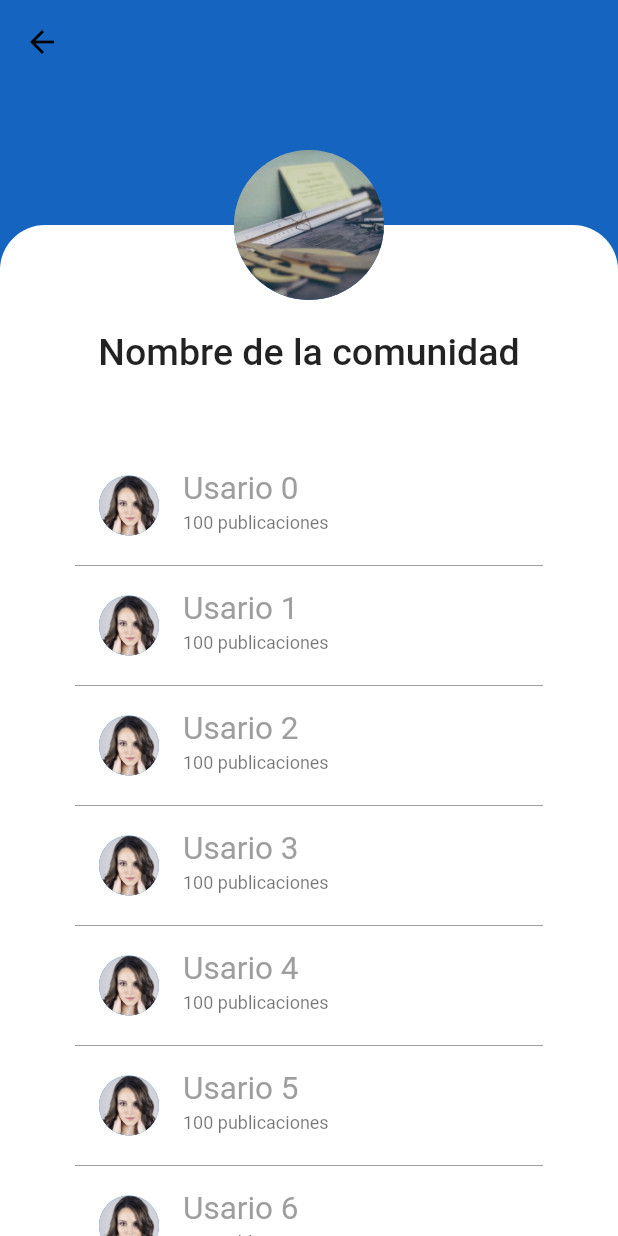
After one commit to yasield74/flutter-dev, a Flutter app: the CommunityMembersPage screen opened by its route, on a phone screen of 412 x 824 dp. The commit adds this screen. Run offline on Flutter 3.47's test engine with Material 2 defaults, Android fonts, the phone set to English and light mode, and no system bars; our stand-ins replace flutter_spinkit, intl_phone_field, shared_preferences, sqflite; accounts and stored records are empty; Roboto replaces fonts that are missing (Varela Round).

Commit message:
pagina community members implementada, organizacion vistas por carpeta, otros ajustes minimos en la app

```diff
--- /dev/null
+++ b/lib/src/pages/community/community_members_page.dart
@@ -0,0 +1,109 @@
+import 'package:flutter/material.dart';
+import 'package:patiprecios/src/constants/theme.dart';
+
+class CommunityMembersPage extends StatelessWidget {
+  const CommunityMembersPage({Key key}) : super(key: key);
+
+  @override
+  Widget build(BuildContext context) {
+    final size = MediaQuery.of(context).size;
+    return Scaffold(
+      extendBodyBehindAppBar: true,
+      backgroundColor: Colors.white,
+      appBar: AppBar(
+        backgroundColor: PatiColors.primaryDark,
+        elevation: 0,
+      ),
+      body: Stack(
+        children: [
+          background(context, size),
+          _content(context, size),
+          _avatar(context, size)
+        ],
+      ),
+    );
+  }
+
+  Widget background(BuildContext context, Size size) {
+    return Container(
+      width: size.width,
+      height: size.height,
+      color: PatiColors.primaryDark,
+    );
+  }
+
+  Widget _content(BuildContext context, Size size) {
+    return Positioned(
+        top: 150,
+        child: Container(
+          width: size.width,
+          height: size.height - 150,
+          decoration: BoxDecoration(
+              color: Colors.white,
+              borderRadius: BorderRadius.only(
+                  topLeft: Radius.circular(30.0),
+                  topRight: Radius.circular(30.0))),
+          child: Container(
+            padding: EdgeInsets.only(top: 70.0, left: 20.0, right: 20.0),
+            child: Column(
+              children: [
+                _communityTitle(),
+                _membersList(context),
+              ],
+            ),
+          ),
+        ));
+  }
+
+  Widget _avatar(BuildContext context, Size size) {
+    return Positioned(
+        top: 100,
+        left: size.width / 2 - 50,
+        child: CircleAvatar(
+          backgroundImage: AssetImage('assets/images/image_2.jpg'),
+          maxRadius: 50,
+        ));
+  }
+
+  Widget _communityTitle() {
+    return Column(
+      crossAxisAlignment: CrossAxisAlignment.center,
+      children: [
+        Text(
+          'Nombre de la comunidad',
+          style: TextStyle(fontSize: 25.0, fontWeight: FontWeight.w500),
+        ),
+      ],
+    );
+  }
+
+  Widget _membersList(BuildContext context) {
+    return Expanded(
+        child: Container(
+      padding: EdgeInsets.symmetric(horizontal: 30.0),
+      child: ListView.separated(
+          itemBuilder: (context, i) {
+            return ListTile(
+              dense: true,
+              leading: CircleAvatar(
+                backgroundImage: AssetImage('assets/images/photo_female_3.jpg'),
+              ),
+              title: Text(
+                'Usario $i',
+                style: Theme.of(context)
+                    .textTheme
+                    .headline4
+                    .copyWith(color: Colors.grey),
+              ),
+              subtitle: Text('100 publicaciones'),
+            );
+          },
+          separatorBuilder: (context, i) {
+            return Divider(
+              color: Colors.grey,
+            );
+          },
+          itemCount: 10),
+    ));
+  }
+}
--- a/lib/src/pages/home_page.dart
+++ b/lib/src/pages/home_page.dart
@@ -1,8 +1,8 @@
 import 'package:flutter/material.dart';
 
-import 'package:patiprecios/src/pages/communities_page.dart';
+import 'package:patiprecios/src/pages/community/communities_page.dart';
 import 'package:patiprecios/src/pages/location_page.dart';
-import 'package:patiprecios/src/pages/search_page.dart';
+import 'package:patiprecios/src/pages/search/search_page.dart';
 import 'package:patiprecios/src/pages/settings_page.dart';
 import 'package:patiprecios/src/providers/ui_provider.dart';
 import 'package:patiprecios/src/widget/bottom_navigation_widget.dart';
--- a/lib/src/pages/welcome_page.dart
+++ b/lib/src/pages/login/welcome_page.dart
@@ -1,6 +1,6 @@
 import 'package:flutter/material.dart';
 import 'package:patiprecios/src/constants/theme.dart';
-import 'package:patiprecios/src/pages/login_page.dart';
+import 'package:patiprecios/src/pages/login/login_page.dart';
 
 class WelcomePage extends StatelessWidget {
   const WelcomePage({Key key}) : super(key: key);
--- a/lib/src/pages/profile_page.dart
+++ b/lib/src/pages/profile/profile_page.dart
@@ -1,7 +1,7 @@
 import 'package:flutter/material.dart';
 import 'package:patiprecios/src/constants/theme.dart';
-import 'package:patiprecios/src/pages/user_publications_page.dart';
-import 'package:patiprecios/src/pages/user_purchases_page.dart';
+import 'package:patiprecios/src/pages/profile/user_publications_page.dart';
+import 'package:patiprecios/src/pages/profile/user_purchases_page.dart';
 import 'package:patiprecios/src/widget/bottom_navigation_widget.dart';
 
 class ProfilePage extends StatefulWidget {
--- a/lib/src/pages/advanced_search_page.dart
+++ b/lib/src/pages/search/advanced_search_page.dart
@@ -1,7 +1,7 @@
 import 'package:flutter/material.dart';
 import 'package:patiprecios/src/widget/input_widget.dart';
 
-import 'nearby_page.dart';
+import '../nearby_page.dart';
 
 class AdvancedSearchPage extends StatefulWidget {
   const AdvancedSearchPage({Key key}) : super(key: key);
--- a/lib/src/pages/splashscreen_page.dart
+++ b/lib/src/pages/splashscreen_page.dart
@@ -3,7 +3,7 @@ import 'dart:async';
 import 'package:flutter/material.dart';
 import 'package:flutter_spinkit/flutter_spinkit.dart';
 import 'package:patiprecios/src/pages/home_page.dart';
-import 'package:patiprecios/src/pages/welcome_page.dart';
+import 'package:patiprecios/src/pages/login/welcome_page.dart';
 
 class SplashScreenPage extends StatefulWidget {
   @override
--- a/lib/src/routes/routes.dart
+++ b/lib/src/routes/routes.dart
@@ -1,18 +1,19 @@
 import 'package:flutter/cupertino.dart';
-import 'package:patiprecios/src/pages/advanced_search_page.dart';
+import 'package:patiprecios/src/pages/search/advanced_search_page.dart';
 import 'package:patiprecios/src/pages/comments_page.dart';
-import 'package:patiprecios/src/pages/community_page.dart';
+import 'package:patiprecios/src/pages/community/community_members_page.dart';
+import 'package:patiprecios/src/pages/community/community_page.dart';
 import 'package:patiprecios/src/pages/home_page.dart';
-import 'package:patiprecios/src/pages/login_page.dart';
+import 'package:patiprecios/src/pages/login/login_page.dart';
 import 'package:patiprecios/src/pages/new_publication_page.dart';
-import 'package:patiprecios/src/pages/newaccount_page.dart';
-import 'package:patiprecios/src/pages/newacctount_pagetwo.dart';
-import 'package:patiprecios/src/pages/profile_page.dart';
+import 'package:patiprecios/src/pages/login/newaccount_page.dart';
+import 'package:patiprecios/src/pages/login/newacctount_pagetwo.dart';
+import 'package:patiprecios/src/pages/profile/profile_page.dart';
 
 import 'package:patiprecios/src/pages/publication_page.dart';
 import 'package:patiprecios/src/pages/splashscreen_page.dart';
-import 'package:patiprecios/src/pages/welcome_page.dart';
-import 'package:patiprecios/src/pages/new_community.dart';
+import 'package:patiprecios/src/pages/login/welcome_page.dart';
+import 'package:patiprecios/src/pages/community/new_community.dart';
 
 Map<String, WidgetBuilder> getApplicationRoutes() {
   return <String, WidgetBuilder>{
@@ -29,5 +30,6 @@ Map<String, WidgetBuilder> getApplicationRoutes() {
     'newcommunity': (BuildContext context) => NewCommunityPage(),
     'advancedsearch': (BuildContext context) => AdvancedSearchPage(),
     'comments': (BuildContext context) => CommentsPage(),
+    'communitymembers': (BuildContext context) => CommunityMembersPage(),
   };
 }
```
Also changed, not shown: lib/src/pages/community/communities_page.dart (renamed from lib/src/pages/communities_page.dart), lib/src/pages/community/community_page.dart (renamed from lib/src/pages/community_page.dart), lib/src/pages/community/new_community.dart (renamed from lib/src/pages/new_community.dart), lib/src/pages/login/login_page.dart (renamed from lib/src/pages/login_page.dart), lib/src/pages/login/newaccount_page.dart (renamed from lib/src/pages/newaccount_page.dart), lib/src/pages/login/newacctount_pagetwo.dart (renamed from lib/src/pages/newacctount_pagetwo.dart), lib/src/pages/profile/user_publications_page.dart (renamed from lib/src/pages/user_publications_page.dart), lib/src/pages/profile/user_purchases_page.dart (renamed from lib/src/pages/user_purchases_page.dart), lib/src/pages/search/search_page.dart (renamed from lib/src/pages/search_page.dart).
